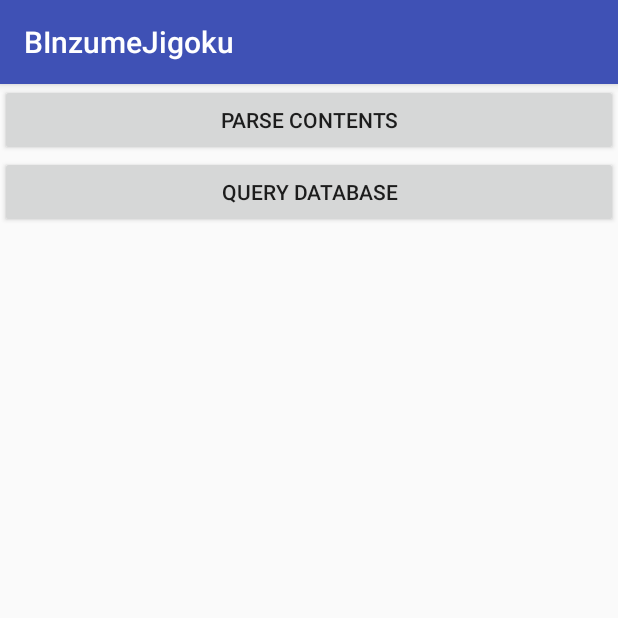
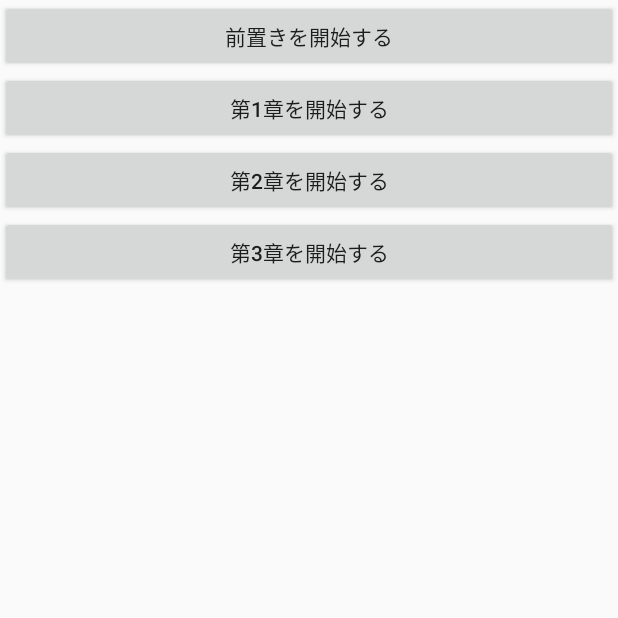
Before and after one commit to outerlet/BinzumeJigoku, an Android app: the screen it shows after launch (LaunchActivity before the commit, MainActivity after it), on a phone screen of 412 x 824 dp, the top half of it. Run offline under Robolectric (Android 15) with nearby library versions, the phone set to English and light mode, and no system bars.

Commit message:
起動時の遷移を追加

```diff
--- /dev/null
+++ b/app/src/main/java/jp/onetake/binzumejigoku/activity/BasicActivity.java
@@ -0,0 +1,26 @@
+package jp.onetake.binzumejigoku.activity;
+
+import android.content.pm.ActivityInfo;
+import android.os.Bundle;
+import android.support.v7.app.AppCompatActivity;
+import android.view.WindowManager;
+
+/**
+ * 全てのアクティビティが継承すべき基底クラス
+ * 全画面に適用すべき共通設定などを定義する
+ */
+public class BasicActivity extends AppCompatActivity {
+	@Override
+	protected void onCreate(Bundle savedInstanceState) {
+		super.onCreate(savedInstanceState);
+
+		// 縦画面固定。AndroidManifestでも設定できるが個々に設定するとXMLが冗長になるのでここで
+		setRequestedOrientation(ActivityInfo.SCREEN_ORIENTATION_PORTRAIT);
+
+		// フルスクリーン表示
+		getWindow().addFlags(WindowManager.LayoutParams.FLAG_FULLSCREEN);
+
+		// ActionBarを非表示
+		getSupportActionBar().hide();
+	}
+}
--- a/app/src/main/java/jp/onetake/binzumejigoku/activity/LaunchActivity.java
+++ b/app/src/main/java/jp/onetake/binzumejigoku/activity/LaunchActivity.java
@@ -1,59 +1,87 @@
 package jp.onetake.binzumejigoku.activity;
 
-import android.database.Cursor;
-import android.database.sqlite.SQLiteDatabase;
-import android.support.v7.app.AppCompatActivity;
+import android.animation.Animator;
+import android.animation.ObjectAnimator;
+import android.content.Intent;
 import android.os.Bundle;
 import android.view.View;
+import android.widget.ImageView;
+import android.widget.ProgressBar;
 
 import org.xmlpull.v1.XmlPullParserException;
 
 import java.io.IOException;
 
 import jp.onetake.binzumejigoku.R;
-import jp.onetake.binzumejigoku.contents.data.ContentsDbOpenHelper;
 import jp.onetake.binzumejigoku.contents.parser.ContentsParser;
 
-public class LaunchActivity extends AppCompatActivity implements View.OnClickListener {
+public class LaunchActivity extends BasicActivity implements Animator.AnimatorListener, ContentsParser.ParserListener {
+	private ImageView mLaunchImage;
+	private ProgressBar mProgressBar;
+
+	private boolean mIsForwarding = false;
+
 	@Override
 	protected void onCreate(Bundle savedInstanceState) {
 		super.onCreate(savedInstanceState);
 		setContentView(R.layout.activity_launch);
 
-		findViewById(R.id.button_parse_contents).setOnClickListener(this);
-		findViewById(R.id.button_query_database).setOnClickListener(this);
+		mLaunchImage = (ImageView)findViewById(R.id.imageview_launch_title);
+		mProgressBar = (ProgressBar)findViewById(R.id.progressbar_loading_contents);
+
+		startAnimation(true);
+	}
+
+	private void startAnimation(boolean isForwarding) {
+		float start = isForwarding ? 0.0f : 1.0f;
+		float end = isForwarding ? 1.0f : 0.0f;
+
+		ObjectAnimator anim = ObjectAnimator.ofFloat(mLaunchImage, "alpha", start, end);
+		anim.setDuration(2000);
+		anim.setStartDelay(1000);
+		anim.addListener(this);
+		anim.start();
+
+		mIsForwarding = isForwarding;
 	}
 
 	@Override
-	public void onClick(View view) {
-		switch (view.getId()) {
-			case R.id.button_parse_contents:
-				parseContents();
-				break;
-			case R.id.button_query_database:
-				query((new ContentsDbOpenHelper(this)).getReadableDatabase());
-				break;
+	public void onAnimationStart(Animator animation) {
+		// Do nothing.
+	}
+
+	@Override
+	public void onAnimationEnd(Animator animation) {
+		if (mIsForwarding) {
+			mProgressBar.setVisibility(View.VISIBLE);
+
+			try {
+				ContentsParser parser = new ContentsParser(this);
+				parser.setListener(this);
+				parser.parse("contents_binzume_jigoku.xml");
+			} catch (IOException | XmlPullParserException ex) {
+				ex.printStackTrace();
+				mProgressBar.setVisibility(View.INVISIBLE);
+			}
+		} else {
+			startActivity(new Intent(this, MainActivity.class));
+			finish();
 		}
 	}
 
-	private void query(SQLiteDatabase db) {
-		Cursor c = db.rawQuery("select id, section, sequence, type, value1, contents_text from tbl_contents", null);
-		c.moveToFirst();
-		for (int i = 0 ; i < c.getCount() ; i++) {
-			android.util.Log.i("CONTENTS-DB", "id = " + c.getString(0) + ", section = " + c.getString(1) + ", sequence = " + c.getString(2)
-					+ ", type = " + c.getString(3) + ", value1 = " + c.getString(4) + ", contents_text = " + c.getString(5));
-			c.moveToNext();
-		}
-		c.close();
+	@Override
+	public void onAnimationCancel(Animator animation) {
+		// Do nothing.
 	}
 
-	private void parseContents() {
-		ContentsParser parser = new ContentsParser(this);
+	@Override
+	public void onAnimationRepeat(Animator animation) {
+		// Do nothing.
+	}
 
-		try {
-			parser.parse("contents_binzume_jigoku.xml");
-		} catch (IOException | XmlPullParserException ex) {
-			ex.printStackTrace();
-		}
+	@Override
+	public void onParseFinished() {
+		mProgressBar.setVisibility(View.INVISIBLE);
+		startAnimation(false);
 	}
 }
--- /dev/null
+++ b/app/src/main/java/jp/onetake/binzumejigoku/activity/MainActivity.java
@@ -0,0 +1,13 @@
+package jp.onetake.binzumejigoku.activity;
+
+import android.os.Bundle;
+
+import jp.onetake.binzumejigoku.R;
+
+public class MainActivity extends BasicActivity {
+	@Override
+	protected void onCreate(Bundle savedInstanceState) {
+		super.onCreate(savedInstanceState);
+		setContentView(R.layout.activity_main);
+	}
+}
--- a/app/src/main/java/jp/onetake/binzumejigoku/contents/parser/ContentsParser.java
+++ b/app/src/main/java/jp/onetake/binzumejigoku/contents/parser/ContentsParser.java
@@ -2,6 +2,7 @@ package jp.onetake.binzumejigoku.contents.parser;
 
 import android.content.Context;
 import android.database.sqlite.SQLiteDatabase;
+import android.database.sqlite.SQLiteException;
 import android.util.Xml;
 
 import org.xmlpull.v1.XmlPullParser;
@@ -14,33 +15,60 @@ import jp.onetake.binzumejigoku.contents.data.ContentsDbOpenHelper;
 import jp.onetake.binzumejigoku.contents.common.ContentsType;
 
 public class ContentsParser {
-	private Context mContext;
+	private Context mContext = null;
+	private ParserListener mListener = null;
 
 	public ContentsParser(Context context) {
 		mContext = context;
 	}
 
+	public void setListener(ParserListener listener) {
+		mListener = listener;
+	}
+
 	public void parse(String fileName) throws IOException, XmlPullParserException {
 		InputStreamReader reader = new InputStreamReader(mContext.getAssets().open(fileName));
-		ContentsDbOpenHelper helper = new ContentsDbOpenHelper(mContext);
-		SQLiteDatabase database = helper.getWritableDatabase();
 
+		// XML解析のためのパーサを取得
 		XmlPullParser parser = Xml.newPullParser();
 		parser.setInput(reader);
 
+		// XMLを解析した結果をDBに書き込むためのヘルパ
+		// DB更新処理に失敗した場合に備えてトランザクションを張っておく
+		ContentsDbOpenHelper helper = new ContentsDbOpenHelper(mContext);
+		SQLiteDatabase db = helper.getWritableDatabase();
+		db.beginTransaction();
+
+		try {
 			while (parser.next() != XmlPullParser.END_DOCUMENT) {
 				if (parser.getEventType() == XmlPullParser.START_TAG) {
 					switch (ContentsType.getValue(parser.getName())) {
 						case MetaData:
-						(new MetaDataSource(mContext, parser, database)).parse();
+							(new MetaDataSource(mContext, parser, db)).parse();
 							break;
 						case Section:
-						(new SectionSource(mContext, parser, database)).parse();
+							(new SectionSource(mContext, parser, db)).parse();
 							break;
 						default:
 							break;
 					}
 				}
 			}
+
+			// トランザクション正常終了
+			db.setTransactionSuccessful();
+		} catch (IOException | XmlPullParserException | SQLiteException ex) {
+			ex.printStackTrace();
+		} finally {
+			db.endTransaction();
+		}
+
+		if (mListener != null) {
+			mListener.onParseFinished();
 		}
 	}
+
+	public interface ParserListener {
+		void onParseFinished();
+	}
+}
--- /dev/null
+++ b/app/src/main/res/layout/activity_main.xml
@@ -0,0 +1,38 @@
+<?xml version="1.0" encoding="utf-8"?>
+<LinearLayout
+	xmlns:android="http://schemas.android.com/apk/res/android"
+	xmlns:tools="http://schemas.android.com/tools"
+	android:layout_width="match_parent"
+	android:layout_height="match_parent"
+	android:orientation="vertical"
+	tools:context="jp.onetake.binzumejigoku.activity.MainActivity">
+
+	<Button
+		android:id="@+id/button_section0"
+		android:layout_width="match_parent"
+		android:layout_height="wrap_content"
+		android:text="@string/label_start_section0"
+		/>
+
+	<Button
+		android:id="@+id/button_section1"
+		android:layout_width="match_parent"
+		android:layout_height="wrap_content"
+		android:text="@string/label_start_section1"
+		/>
+
+	<Button
+		android:id="@+id/button_section2"
+		android:layout_width="match_parent"
+		android:layout_height="wrap_content"
+		android:text="@string/label_start_section2"
+		/>
+
+	<Button
+		android:id="@+id/button_section3"
+		android:layout_width="match_parent"
+		android:layout_height="wrap_content"
+		android:text="@string/label_start_section3"
+		/>
+
+</LinearLayout>
--- a/app/src/main/res/values/strings.xml
+++ b/app/src/main/res/values/strings.xml
@@ -1,3 +1,14 @@
 <resources>
-	<string name="app_name">BInzumeJigoku</string>
+	<string name="app_name">瓶詰地獄</string>
+
+	<!-- 汎用性のあるフレーズ -->
+	<string name="phrase_ok">OK</string>
+	<string name="phrase_cancel">キャンセル</string>
+
+	<!-- ボタンのラベル -->
+	<string name="label_start_section0">前置きを開始する</string>
+	<string name="label_start_section1">第1章を開始する</string>
+	<string name="label_start_section2">第2章を開始する</string>
+	<string name="label_start_section3">第3章を開始する</string>
+
 </resources>
```
Also changed, not shown: app/src/main/AndroidManifest.xml (+5 -2 lines), app/src/main/java/jp/onetake/binzumejigoku/fragment/dialog/AlertDialogFragment.java (added, +63 -0 lines), app/src/main/java/jp/onetake/binzumejigoku/fragment/dialog/ConfirmDialogFragment.java (added, +96 -0 lines), app/src/main/java/jp/onetake/binzumejigoku/fragment/dialog/MultipleConfirmDialogFragment.java (added, +74 -0 lines), app/src/main/java/jp/onetake/binzumejigoku/fragment/dialog/ProgressDialogFragment.java (added, +30 -0 lines), app/src/main/res/layout/activity_launch.xml (+26 -15 lines), app/src/main/res/drawable-nodpi/launch_title.png (added). Lines whose indentation alone changed are shown as unchanged.
